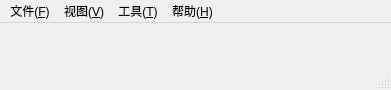
Above: kitphone.ui from kitech/kitphone before the change. Below: the same form after it.
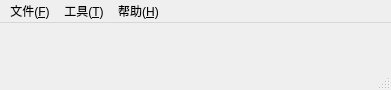
That is the form after the change.

```diff
--- a/kitphone.ui
+++ b/kitphone.ui
@@ -26,7 +26,7 @@
      <x>0</x>
      <y>0</y>
      <width>391</width>
-     <height>21</height>
+     <height>20</height>
     </rect>
    </property>
    <widget class="QMenu" name="menu">
@@ -43,14 +43,6 @@
     </property>
     <addaction name="action_About"/>
    </widget>
-   <widget class="QMenu" name="menuView">
-    <property name="title">
-     <string>视图(&amp;V)</string>
-    </property>
-    <addaction name="actionSip_Phone_Mode"/>
-    <addaction name="actionSkype_Phone_Mode"/>
-    <addaction name="actionEmpty_Phone_Mode"/>
-   </widget>
    <widget class="QMenu" name="menu_2">
     <property name="title">
      <string>工具(&amp;T)</string>
@@ -58,7 +50,6 @@
     <addaction name="action_2"/>
    </widget>
    <addaction name="menu"/>
-   <addaction name="menuView"/>
    <addaction name="menu_2"/>
    <addaction name="menu_Help"/>
   </widget>
```
Left out of the diff: 21 changed lines with no effect on the pictures.
